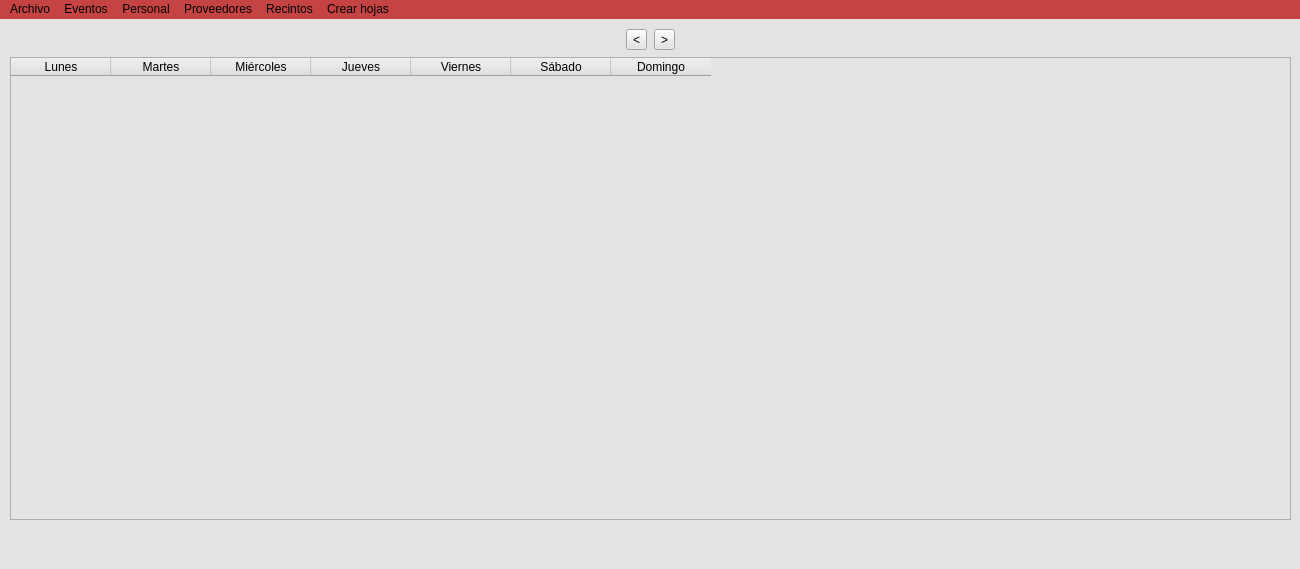
Before: the Qt Designer form elaleph/menuprincipal_ui.ui in Aleph1981/elaleph, drawn with Qt 5.
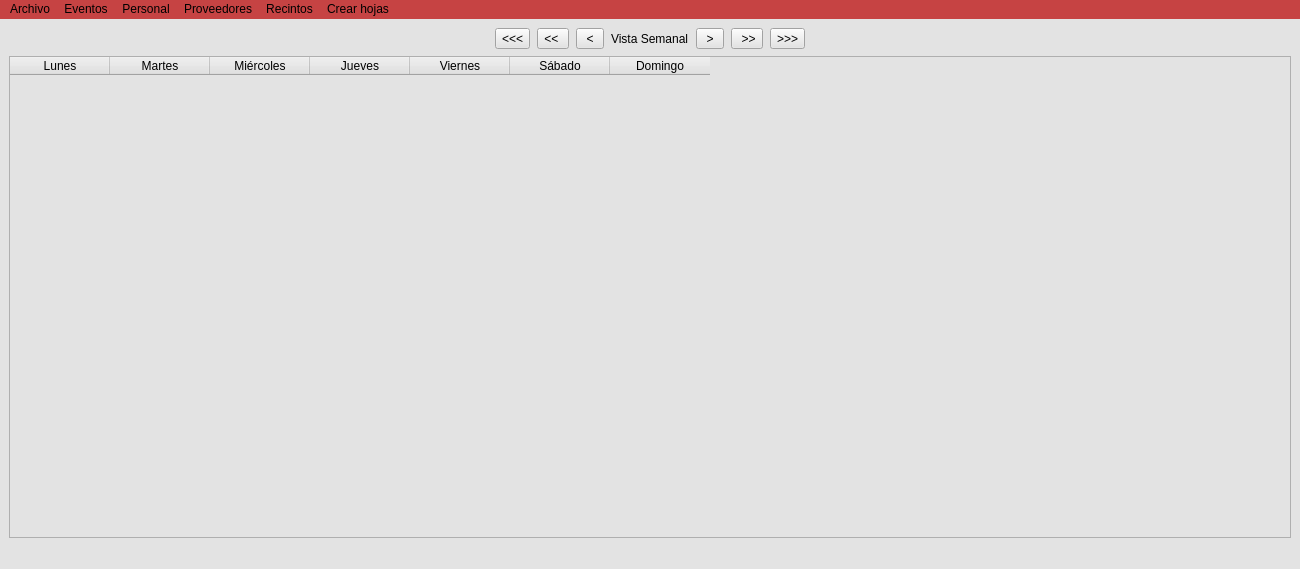
After: the same form once the commit is applied.

The edit to the form file:
```diff
--- a/elaleph/menuprincipal_ui.ui
+++ b/elaleph/menuprincipal_ui.ui
@@ -45,15 +45,8 @@
 background-color: rgb(227, 227, 227);</string>
   </property>
   <widget class="QWidget" name="centralwidget">
-   <widget class="QWidget" name="layoutWidget">
-    <property name="geometry">
-     <rect>
-      <x>10</x>
-      <y>10</y>
-      <width>1281</width>
-      <height>491</height>
-     </rect>
-    </property>
+   <layout class="QGridLayout" name="gridLayout">
+    <item row="0" column="0">
     <layout class="QVBoxLayout" name="verticalLayout">
      <property name="spacing">
       <number>7</number>
@@ -79,14 +72,52 @@
        <item>
         <widget class="QToolButton" name="toolButton_3">
          <property name="text">
-          <string>&lt;</string>
+           <string>&lt;&lt;&lt;</string>
          </property>
         </widget>
        </item>
        <item>
         <widget class="QToolButton" name="toolButton_2">
          <property name="text">
-          <string>&gt;</string>
+           <string>&lt;&lt; </string>
+          </property>
+         </widget>
+        </item>
+        <item>
+         <widget class="QToolButton" name="buttonPrev1">
+          <property name="text">
+           <string> &lt; </string>
+          </property>
+         </widget>
+        </item>
+        <item>
+         <widget class="QLabel" name="labelVista">
+          <property name="styleSheet">
+           <string notr="true">font: 10pt &quot;MS Shell Dlg 2&quot;;</string>
+          </property>
+          <property name="text">
+           <string>Vista Semanal</string>
+          </property>
+         </widget>
+        </item>
+        <item>
+         <widget class="QToolButton" name="buttonNext1">
+          <property name="text">
+           <string> &gt; </string>
+          </property>
+         </widget>
+        </item>
+        <item>
+         <widget class="QToolButton" name="buttonNext7">
+          <property name="text">
+           <string> &gt;&gt;</string>
+          </property>
+         </widget>
+        </item>
+        <item>
+         <widget class="QToolButton" name="buttonNext30">
+          <property name="text">
+           <string>&gt;&gt;&gt;</string>
          </property>
         </widget>
        </item>
@@ -154,7 +185,8 @@
       </widget>
      </item>
     </layout>
-   </widget>
+    </item>
+   </layout>
   </widget>
   <widget class="QMenuBar" name="menubar">
    <property name="geometry">
```
Left out of the diff: 7 changed lines with no effect on the pictures. Lines whose indentation alone changed are shown as unchanged.
